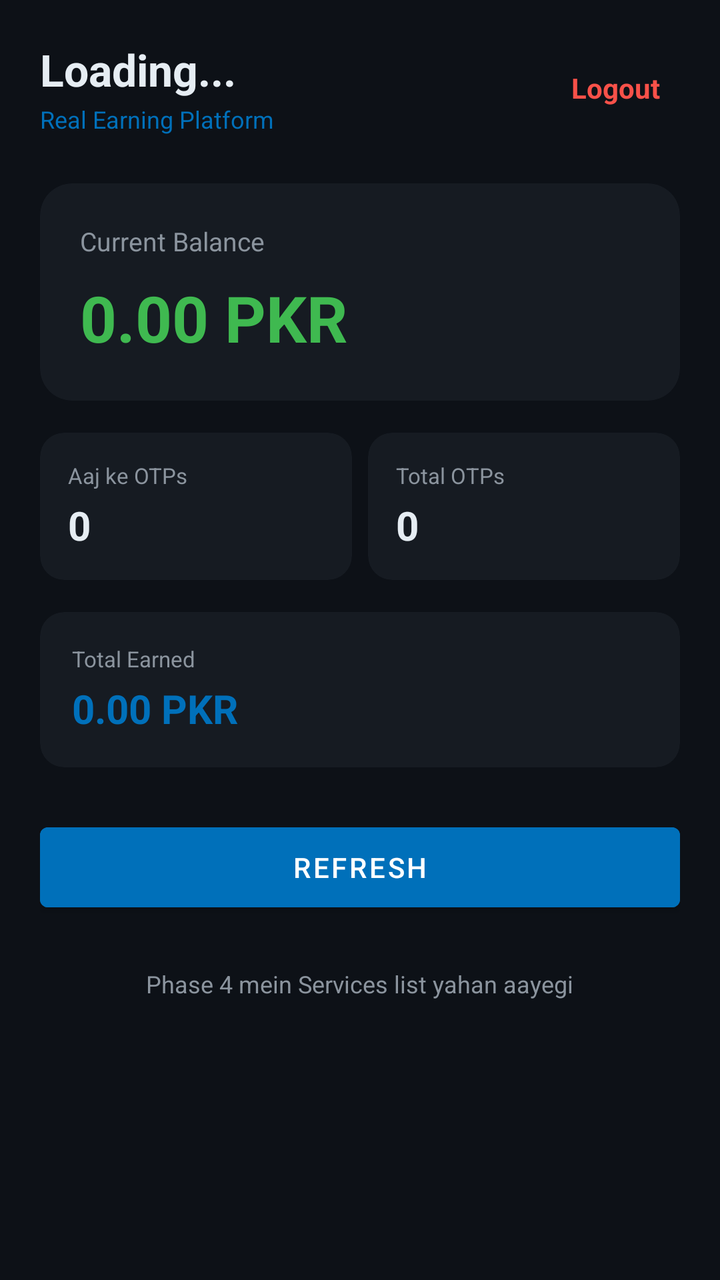
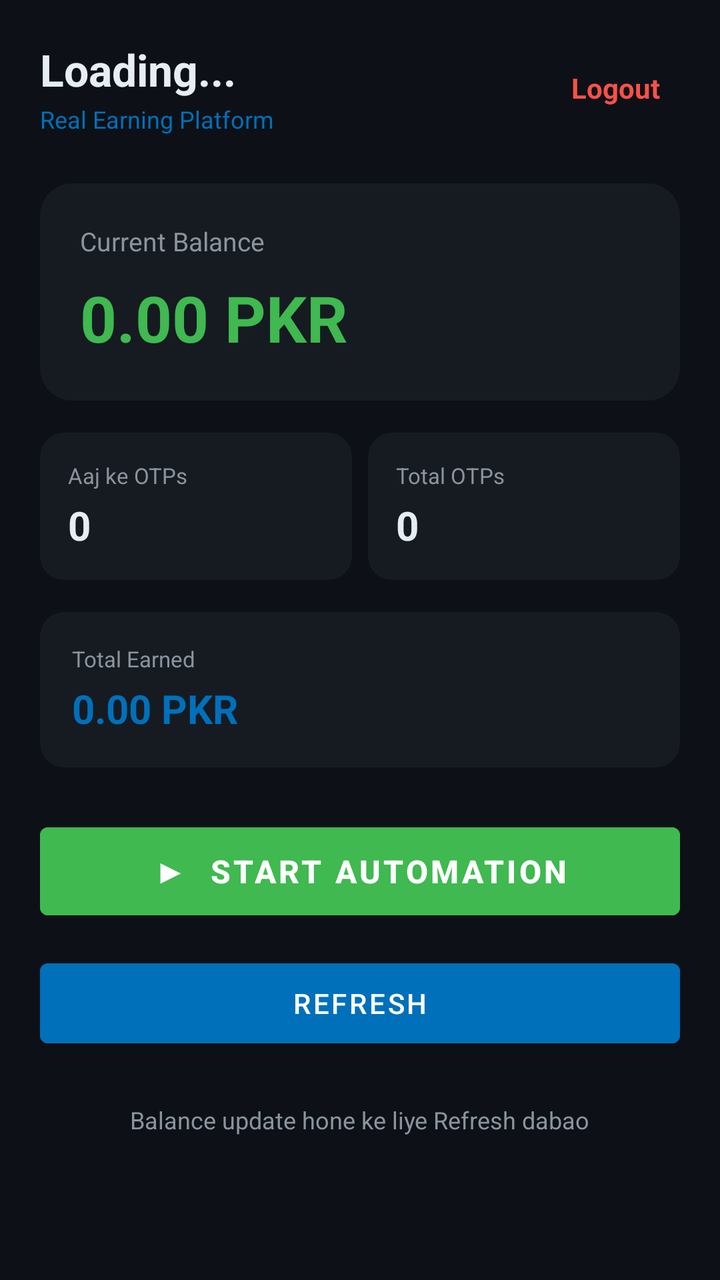

An Android layout rendered at two revisions. The XML below is the earlier revision; the diff shows what the commit changed to produce the second picture.
<!-- AndroidManifest.xml: activity theme Theme.RealEarnPayPal -->
<!-- res/layout/activity_dashboard.xml -->
<?xml version="1.0" encoding="utf-8"?>
<ScrollView xmlns:android="http://schemas.android.com/apk/res/android"
    xmlns:app="http://schemas.android.com/apk/res-auto"
    android:layout_width="match_parent"
    android:layout_height="match_parent"
    android:background="@color/bg_dark"
    android:fillViewport="true">

    <LinearLayout
        android:layout_width="match_parent"
        android:layout_height="wrap_content"
        android:orientation="vertical"
        android:padding="20dp">

        
        <LinearLayout
            android:layout_width="match_parent"
            android:layout_height="wrap_content"
            android:orientation="horizontal"
            android:gravity="center_vertical">

            <LinearLayout
                android:layout_width="0dp"
                android:layout_height="wrap_content"
                android:layout_weight="1"
                android:orientation="vertical">

                <TextView
                    android:id="@+id/tvName"
                    android:layout_width="wrap_content"
                    android:layout_height="wrap_content"
                    android:text="Loading..."
                    android:textColor="@color/text_light"
                    android:textSize="22sp"
                    android:textStyle="bold" />

                <TextView
                    android:layout_width="wrap_content"
                    android:layout_height="wrap_content"
                    android:layout_marginTop="2dp"
                    android:text="Real Earning Platform"
                    android:textColor="@color/paypal_blue"
                    android:textSize="12sp" />

            </LinearLayout>

            <TextView
                android:id="@+id/btnLogout"
                android:layout_width="wrap_content"
                android:layout_height="wrap_content"
                android:padding="10dp"
                android:text="Logout"
                android:textColor="@color/error_red"
                android:textSize="14sp"
                android:textStyle="bold" />

        </LinearLayout>

        
        <com.google.android.material.card.MaterialCardView
            android:layout_width="match_parent"
            android:layout_height="wrap_content"
            android:layout_marginTop="24dp"
            app:cardBackgroundColor="@color/bg_card"
            app:cardCornerRadius="16dp"
            app:cardElevation="0dp">

            <LinearLayout
                android:layout_width="match_parent"
                android:layout_height="wrap_content"
                android:orientation="vertical"
                android:padding="20dp">

                <TextView
                    android:layout_width="wrap_content"
                    android:layout_height="wrap_content"
                    android:text="Current Balance"
                    android:textColor="@color/text_dim"
                    android:textSize="13sp" />

                <TextView
                    android:id="@+id/tvBalance"
                    android:layout_width="wrap_content"
                    android:layout_height="wrap_content"
                    android:layout_marginTop="8dp"
                    android:text="0.00 PKR"
                    android:textColor="@color/success_green"
                    android:textSize="32sp"
                    android:textStyle="bold" />

            </LinearLayout>

        </com.google.android.material.card.MaterialCardView>

        
        <LinearLayout
            android:layout_width="match_parent"
            android:layout_height="wrap_content"
            android:layout_marginTop="16dp"
            android:orientation="horizontal">

            <com.google.android.material.card.MaterialCardView
                android:layout_width="0dp"
                android:layout_height="wrap_content"
                android:layout_weight="1"
                android:layout_marginEnd="8dp"
                app:cardBackgroundColor="@color/bg_card"
                app:cardCornerRadius="12dp"
                app:cardElevation="0dp">

                <LinearLayout
                    android:layout_width="match_parent"
                    android:layout_height="wrap_content"
                    android:orientation="vertical"
                    android:padding="14dp">

                    <TextView
                        android:layout_width="wrap_content"
                        android:layout_height="wrap_content"
                        android:text="Aaj ke OTPs"
                        android:textColor="@color/text_dim"
                        android:textSize="11sp" />

                    <TextView
                        android:id="@+id/tvTodayOtps"
                        android:layout_width="wrap_content"
                        android:layout_height="wrap_content"
                        android:layout_marginTop="4dp"
                        android:text="0"
                        android:textColor="@color/text_light"
                        android:textSize="20sp"
                        android:textStyle="bold" />

                </LinearLayout>

            </com.google.android.material.card.MaterialCardView>

            <com.google.android.material.card.MaterialCardView
                android:layout_width="0dp"
                android:layout_height="wrap_content"
                android:layout_weight="1"
                app:cardBackgroundColor="@color/bg_card"
                app:cardCornerRadius="12dp"
                app:cardElevation="0dp">

                <LinearLayout
                    android:layout_width="match_parent"
                    android:layout_height="wrap_content"
                    android:orientation="vertical"
                    android:padding="14dp">

                    <TextView
                        android:layout_width="wrap_content"
                        android:layout_height="wrap_content"
                        android:text="Total OTPs"
                        android:textColor="@color/text_dim"
                        android:textSize="11sp" />

                    <TextView
                        android:id="@+id/tvTotalOtps"
                        android:layout_width="wrap_content"
                        android:layout_height="wrap_content"
                        android:layout_marginTop="4dp"
                        android:text="0"
                        android:textColor="@color/text_light"
                        android:textSize="20sp"
                        android:textStyle="bold" />

                </LinearLayout>

            </com.google.android.material.card.MaterialCardView>

        </LinearLayout>

        
        <com.google.android.material.card.MaterialCardView
            android:layout_width="match_parent"
            android:layout_height="wrap_content"
            android:layout_marginTop="16dp"
            app:cardBackgroundColor="@color/bg_card"
            app:cardCornerRadius="12dp"
            app:cardElevation="0dp">

            <LinearLayout
                android:layout_width="match_parent"
                android:layout_height="wrap_content"
                android:orientation="vertical"
                android:padding="16dp">

                <TextView
                    android:layout_width="wrap_content"
                    android:layout_height="wrap_content"
                    android:text="Total Earned"
                    android:textColor="@color/text_dim"
                    android:textSize="11sp" />

                <TextView
                    android:id="@+id/tvTotalEarned"
                    android:layout_width="wrap_content"
                    android:layout_height="wrap_content"
                    android:layout_marginTop="4dp"
                    android:text="0.00 PKR"
                    android:textColor="@color/paypal_blue"
                    android:textSize="20sp"
                    android:textStyle="bold" />

            </LinearLayout>

        </com.google.android.material.card.MaterialCardView>

        <Button
            android:id="@+id/btnRefresh"
            android:layout_width="match_parent"
            android:layout_height="52dp"
            android:layout_marginTop="24dp"
            android:backgroundTint="@color/paypal_blue"
            android:text="Refresh"
            android:textColor="@color/white" />

        <TextView
            android:layout_width="wrap_content"
            android:layout_height="wrap_content"
            android:layout_marginTop="24dp"
            android:layout_gravity="center_horizontal"
            android:text="Phase 4 mein Services list yahan aayegi"
            android:textColor="@color/text_dim"
            android:textSize="12sp" />

    </LinearLayout>

</ScrollView>
<!-- resources referenced by this layout -->
<resources>
  <color name="bg_card">#FF161B22</color>
  <color name="bg_dark">#FF0D1117</color>
  <color name="error_red">#FFF85149</color>
  <color name="paypal_blue">#FF0070BA</color>
  <color name="success_green">#FF3FB950</color>
  <color name="text_dim">#FF8B949E</color>
  <color name="text_light">#FFE6EDF3</color>
  <color name="white">#FFFFFFFF</color>
  <style name="Theme.RealEarnPayPal" parent="Theme.MaterialComponents.NoActionBar">
          <item name="colorPrimary">@color/paypal_blue</item>
          <item name="colorPrimaryVariant">@color/paypal_blue_dark</item>
          <item name="colorOnPrimary">@color/white</item>
          <item name="colorSecondary">@color/paypal_blue</item>
          <item name="colorOnSecondary">@color/white</item>
          <item name="android:statusBarColor">@color/bg_dark</item>
          <item name="android:navigationBarColor">@color/bg_dark</item>
          <item name="android:windowBackground">@color/bg_dark</item>
          <item name="android:textColorPrimary">@color/text_light</item>
          <item name="android:textColorSecondary">@color/text_dim</item>
      </style>
  <color name="paypal_blue_dark">#FF005C99</color>
</resources>

<!-- the commit's change to res/layout/activity_dashboard.xml (unified diff, before → after) -->
@@ -208,11 +208,24 @@
 
         </com.google.android.material.card.MaterialCardView>
 
+        
+        <Button
+            android:id="@+id/btnStartAutomation"
+            android:layout_width="match_parent"
+            android:layout_height="56dp"
+            android:layout_marginTop="24dp"
+            android:backgroundTint="@color/success_green"
+            android:text="▶  Start Automation"
+            android:textColor="@color/white"
+            android:textSize="16sp"
+            android:textStyle="bold" />
+
+        
         <Button
             android:id="@+id/btnRefresh"
             android:layout_width="match_parent"
             android:layout_height="52dp"
-            android:layout_marginTop="24dp"
+            android:layout_marginTop="12dp"
             android:backgroundTint="@color/paypal_blue"
             android:text="Refresh"
             android:textColor="@color/white" />
@@ -222,7 +235,7 @@
             android:layout_height="wrap_content"
             android:layout_marginTop="24dp"
             android:layout_gravity="center_horizontal"
-            android:text="Phase 4 mein Services list yahan aayegi"
+            android:text="Balance update hone ke liye Refresh dabao"
             android:textColor="@color/text_dim"
             android:textSize="12sp" />
 
